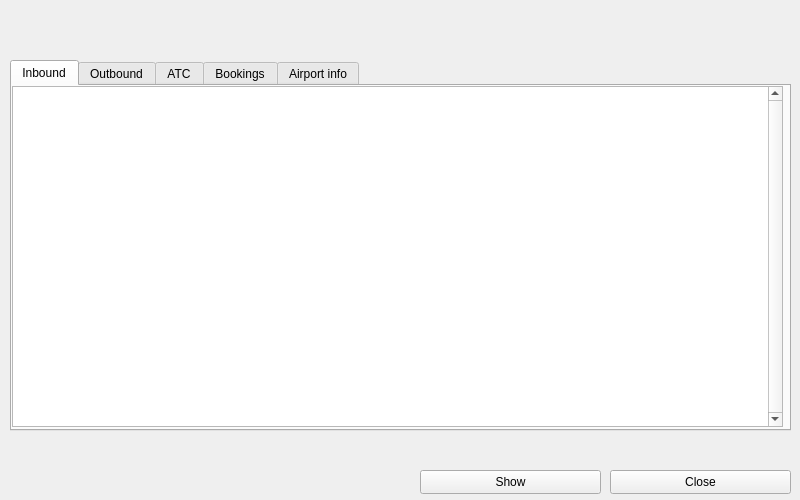
Vatsinator/vatsinator-legacy, file source/ui/windows/airportdetailswindow.ui: the form before one commit.
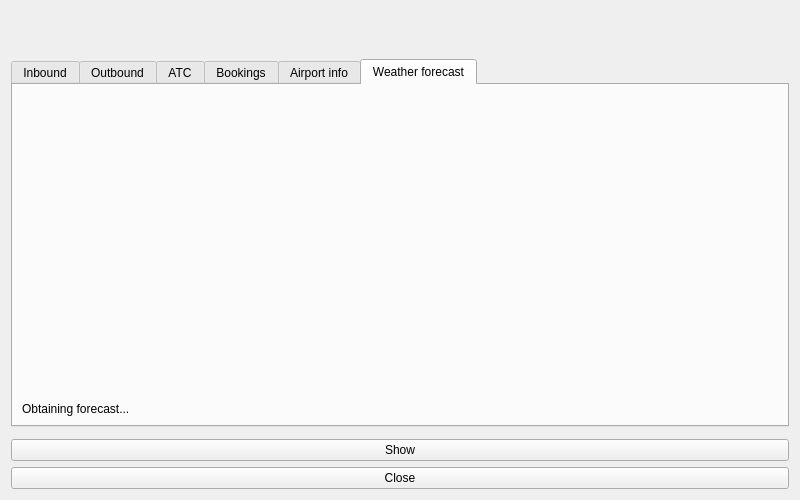
The form after the commit. The open tabs and pages were chosen to show the change. Icons and pictures are not drawn. Custom widgets are drawn as their Qt base class.

Commit message: Added "Weather Forecast" tab in AirportDetailsWindow.

Patch:
```diff
--- a/source/ui/windows/airportdetailswindow.ui
+++ b/source/ui/windows/airportdetailswindow.ui
@@ -38,15 +38,32 @@
    <iconset resource="../resources/imgs.qrc">
     <normaloff>:/mainIcon/icon.png</normaloff>:/mainIcon/icon.png</iconset>
   </property>
+  <layout class="QVBoxLayout" name="verticalLayout_4">
+   <item>
+    <layout class="QVBoxLayout" name="verticalLayout">
+     <item>
+      <widget class="QLabel" name="CodesLabel">
+       <property name="font">
+        <font>
+         <pointsize>14</pointsize>
+        </font>
+       </property>
+       <property name="text">
+        <string/>
+       </property>
+      </widget>
+     </item>
+     <item>
+      <widget class="QLabel" name="NameLabel">
+       <property name="text">
+        <string/>
+       </property>
+      </widget>
+     </item>
+    </layout>
+   </item>
+   <item>
   <widget class="QTabWidget" name="InboundsOutboundsTab">
-   <property name="geometry">
-    <rect>
-     <x>10</x>
-     <y>60</y>
-     <width>781</width>
-     <height>371</height>
-    </rect>
-   </property>
    <property name="layoutDirection">
     <enum>Qt::LeftToRight</enum>
    </property>
@@ -501,74 +518,53 @@
      </layout>
     </widget>
    </widget>
-  </widget>
-  <widget class="QPushButton" name="CloseButton">
-   <property name="geometry">
-    <rect>
-     <x>610</x>
-     <y>470</y>
-     <width>181</width>
-     <height>24</height>
-    </rect>
-   </property>
-   <property name="text">
-    <string>Close</string>
-   </property>
-  </widget>
-  <widget class="QWidget" name="layoutWidget">
-   <property name="geometry">
-    <rect>
-     <x>20</x>
-     <y>10</y>
-     <width>761</width>
-     <height>45</height>
-    </rect>
-   </property>
-   <layout class="QVBoxLayout" name="verticalLayout">
+     <widget class="QWidget" name="tab_6">
+      <attribute name="title">
+       <string>Weather forecast</string>
+      </attribute>
+      <layout class="QVBoxLayout" name="verticalLayout_3">
     <item>
-     <widget class="QLabel" name="CodesLabel">
-      <property name="font">
-       <font>
-        <pointsize>14</pointsize>
-       </font>
-      </property>
-      <property name="text">
-       <string/>
-      </property>
-     </widget>
+        <spacer name="verticalSpacer_2">
+         <property name="orientation">
+          <enum>Qt::Vertical</enum>
+         </property>
+         <property name="sizeHint" stdset="0">
+          <size>
+           <width>20</width>
+           <height>320</height>
+          </size>
+         </property>
+        </spacer>
     </item>
     <item>
-     <widget class="QLabel" name="NameLabel">
+        <widget class="QLabel" name="StatusLabel">
       <property name="text">
-       <string/>
+          <string>Obtaining forecast...</string>
       </property>
      </widget>
     </item>
    </layout>
   </widget>
+    </widget>
+   </item>
+   <item>
+    <widget class="ScrollLabel" name="MetarLabel" native="true"/>
+   </item>
+   <item>
   <widget class="QPushButton" name="ShowButton">
-   <property name="geometry">
-    <rect>
-     <x>420</x>
-     <y>470</y>
-     <width>181</width>
-     <height>24</height>
-    </rect>
-   </property>
    <property name="text">
     <string>Show</string>
    </property>
   </widget>
-  <widget class="ScrollLabel" name="MetarLabel" native="true">
-   <property name="geometry">
-    <rect>
-     <x>10</x>
-     <y>440</y>
-     <width>781</width>
-     <height>31</height>
-    </rect>
-   </property>
-  </widget>
+   </item>
+   <item>
+    <widget class="QPushButton" name="CloseButton">
+     <property name="text">
+      <string>Close</string>
+     </property>
+    </widget>
+   </item>
+  </layout>
  </widget>
  <customwidgets>
   <customwidget>
```
Left out of the diff: 2 changed lines with no effect on the pictures. Lines whose indentation alone changed are shown as unchanged.
